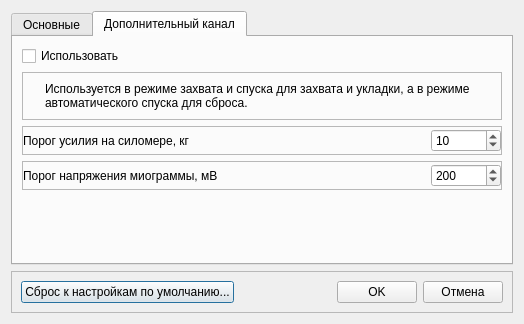
Before: the Qt Designer form metodics/trenagers/tetris/trentetrisparamsdialog.ui in grigp/a-analyser, drawn with Qt 5.
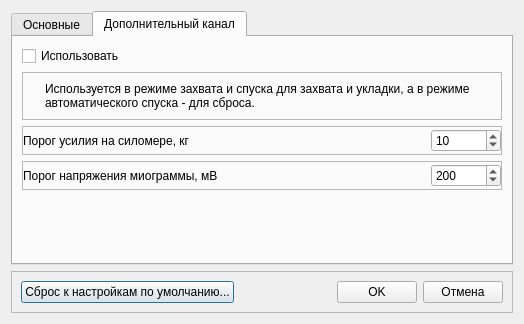
After: the same form once the commit is applied. The open tabs and pages were chosen to show the change. Icons and pictures are not drawn.

```diff
--- a/metodics/trenagers/tetris/trentetrisparamsdialog.ui
+++ b/metodics/trenagers/tetris/trentetrisparamsdialog.ui
@@ -332,7 +332,7 @@
           <item>
            <widget class="QLabel" name="lblAdvChannelUseInfo">
             <property name="text">
-             <string>Используется в режиме захвата и спуска для захвата и укладки, а в режиме автоматического спуска для сброса.</string>
+             <string>Используется в режиме захвата и спуска для захвата и укладки, а в режиме автоматического спуска - для сброса.</string>
             </property>
             <property name="textFormat">
              <enum>Qt::AutoText</enum>
```
Left out of the diff: 2 changed lines with no effect on the pictures.
